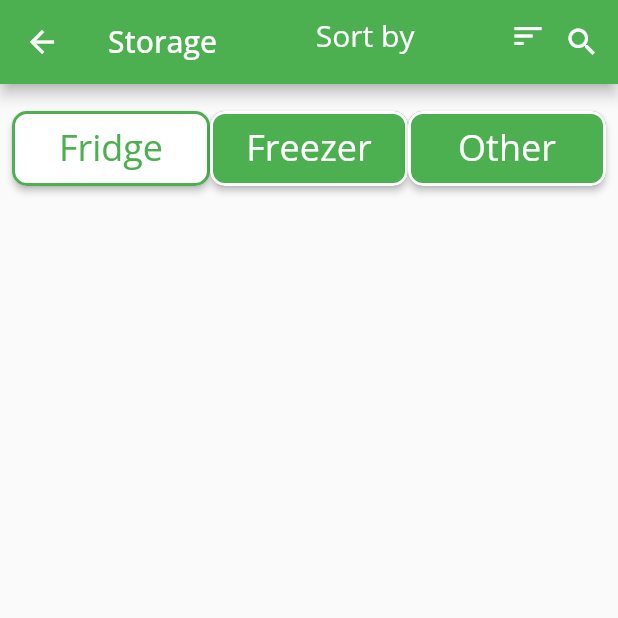
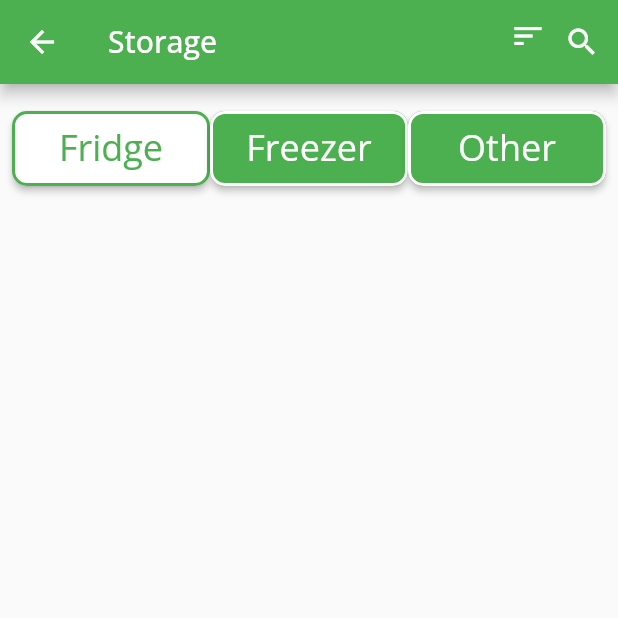
Before and after one commit to fredrikhoelseter/WhatsInMyFridge, a Flutter app: the StoragePage screen opened by its route, on a phone screen of 412 x 824 dp, the top half of it. Run offline on Flutter 3.47's test engine with Material 2 defaults, Android fonts, the phone set to English and light mode, and no system bars; our stand-ins replace babstrap_settings_screen, cloud_firestore, firebase_auth, firebase_core, font_awesome_flutter, google_fonts and 3 more; missing offline and left inert: dart:ffi; accounts and stored records are empty.

Commit message:
Text removed from sorter

```diff
--- a/lib/widgets/sort_selector.dart
+++ b/lib/widgets/sort_selector.dart
@@ -22,13 +22,6 @@ class _SortSelectorState extends State<SortSelector> {
   @override
   Widget build(BuildContext context) {
     return DropdownButton<String>(
-      hint: const Text('Sort by',
-          style:
-          TextStyle(
-            color: Colors.white,
-            fontSize: 20,
-          )
-      ),
       underline: Container(),
       icon: const Icon(Icons.sort, color: Colors.white),
       items: SortSelector.sortBy.map((sort) =>
```
